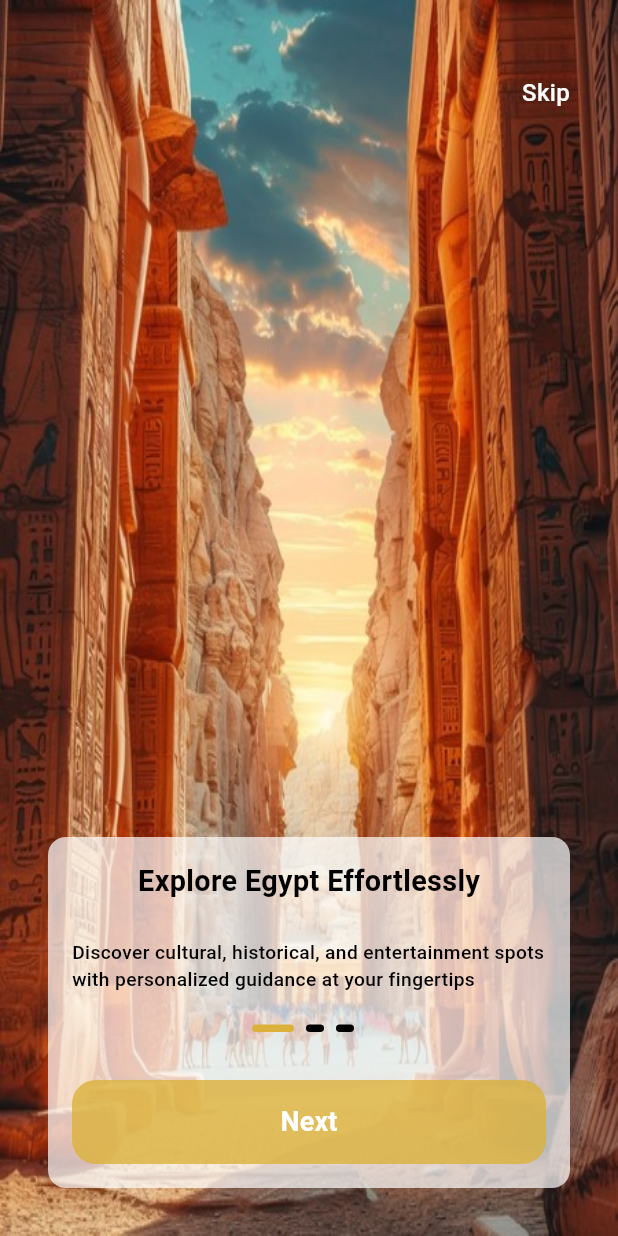
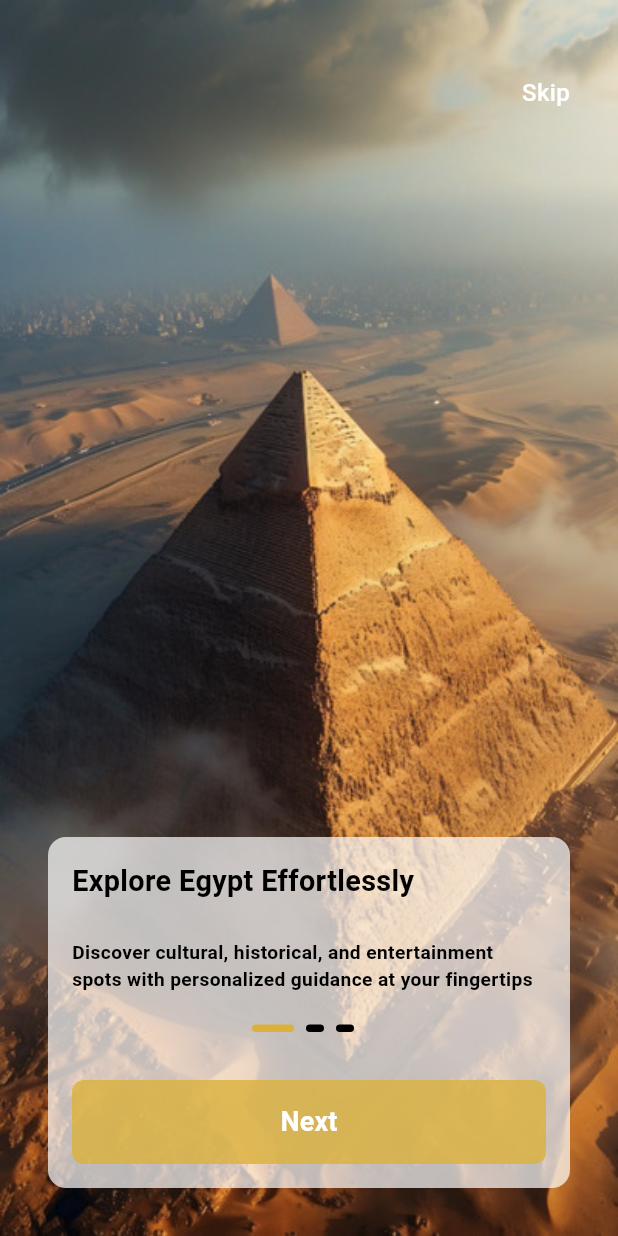
Before and after one commit to Nabil-Gabr/Iteru-App, a Flutter app: the CodeValidationView screen opened by its route, after a tap on "Check the code", on a phone screen of 412 x 824 dp. Run offline on Flutter 3.47's test engine with Material 3 defaults, Android fonts, the phone set to English and light mode, and no system bars; our stand-ins replace flutter_svg, pin_code_fields, shared_preferences; accounts and stored records are empty.

Commit message:
add image pyramids to onboarding

```diff
--- a/lib/core/utils/app_images.dart
+++ b/lib/core/utils/app_images.dart
@@ -30,6 +30,10 @@ class Assets {
   /// assets/images/google_logo.svg
   static const String imagesGoogleLogo = "assets/images/google_logo.svg";
 
+  /// Assets for imagesPyramids
+  /// assets/images/Pyramids.jpg
+  static const String imagesPyramids = "assets/images/Pyramids.jpg";
+
   /// Assets for imagesWhatsAppImage
   /// assets/images/whats_app_image.png
   static const String imagesWhatsAppImage = "assets/images/whats_app_image.png";
--- a/lib/core/utils/app_text_styles.dart
+++ b/lib/core/utils/app_text_styles.dart
@@ -18,6 +18,34 @@ abstract class AppTextStyles {
     return TextStyle(
       color: AppColors.blackColor,
       fontSize: getResponsiveFontSize(context, fontSize: 16),
+      //   fontFamily: 'Montserrat',
+      fontWeight: FontWeight.w500,
+    );
+  }
+
+  static TextStyle semiBold16(BuildContext context) {
+    return TextStyle(
+      color: AppColors.captionColor,
+      fontSize: getResponsiveFontSize(context, fontSize: 16),
+      //   fontFamily: 'Montserrat',
+      fontWeight: FontWeight.w600,
+    );
+  }
+
+  static TextStyle bold16(BuildContext context) {
+    return TextStyle(
+      color: AppColors.blackColor,
+      fontSize: getResponsiveFontSize(context, fontSize: 16),
+      //   fontFamily: 'Montserrat',
+      fontWeight: FontWeight.w700,
+    );
+  }
+
+//fontSize = 16
+  static TextStyle medium18(BuildContext context) {
+    return TextStyle(
+      color: AppColors.blackColor,
+      fontSize: getResponsiveFontSize(context, fontSize: 18),
       //   fontFamily: 'Montserrat',
       fontWeight: FontWeight.w500,
     );
--- a/lib/core/widgets/custom_button.dart
+++ b/lib/core/widgets/custom_button.dart
@@ -20,7 +20,7 @@ class CusttomButton extends StatelessWidget {
           style: TextButton.styleFrom(
             backgroundColor: backgroundColor,
             shape:
-                RoundedRectangleBorder(borderRadius: BorderRadius.circular(16)),
+                RoundedRectangleBorder(borderRadius: BorderRadius.circular(8)),
           ),
           onPressed: onPressed,
           child: Text(
--- a/lib/modules/auth/presentation/views/widgets/code_validation_view_body.dart
+++ b/lib/modules/auth/presentation/views/widgets/code_validation_view_body.dart
@@ -45,10 +45,10 @@ class CodeValidationViewBody extends StatelessWidget {
                 ),
                 //text widget 'Please enter the 4 digit code'
                 Padding(
-                  padding: EdgeInsets.symmetric(horizontal: 16),
+                  padding: const EdgeInsets.symmetric(horizontal: 16),
                   child: Text(
                     'Please enter the 4 digit code sent to your mobile number +010123456789',
-                    style: AppTextStyles.medium16(context)
+                    style: AppTextStyles.medium18(context)
                         .copyWith(color: AppColors.captionColor),
                     textAlign: TextAlign.center,
                   ),
--- a/lib/modules/auth/presentation/views/widgets/forgot_password_view_body.dart
+++ b/lib/modules/auth/presentation/views/widgets/forgot_password_view_body.dart
@@ -47,7 +47,7 @@ class ForgotPasswordViewBody extends StatelessWidget {
                   padding: const EdgeInsets.symmetric(horizontal: 16),
                   child: Text(
                     'Don’t worry! It’s happens. Please enter the email address associated with your account.',
-                    style: AppTextStyles.medium16(context)
+                    style: AppTextStyles.medium18(context)
                         .copyWith(color: AppColors.captionColor),
                     textAlign: TextAlign.center,
                   ),
--- a/lib/modules/onboarding/presentation/views/widgets/onboarding_view_body.dart
+++ b/lib/modules/onboarding/presentation/views/widgets/onboarding_view_body.dart
@@ -39,7 +39,7 @@ class _OnboardingViewBodyState extends State<OnboardingViewBody> {
           visible: true,
           controller: pageController,
           currentPageIndex: currentPageIndex,
-          image: Assets.imagesBackgroundOnboardingScreenOne,
+          image: Assets.imagesPyramids,
           title: 'Explore Egypt Effortlessly',
           subTitle:
               'Discover cultural, historical, and entertainment spots with personalized guidance at your fingertips',
@@ -61,7 +61,7 @@ class _OnboardingViewBodyState extends State<OnboardingViewBody> {
           visible: false,
           controller: pageController,
           currentPageIndex: currentPageIndex,
-          image: Assets.imagesBackgroundOnboardingScreenThree,
+          image: Assets.imagesBackgroundOnboardingScreenOne,
           title: 'Navigate with Ease',
           subTitle:
               'Enjoy interactive maps, voice-guided tours, and seamless travel support designed just for you',
--- a/lib/modules/onboarding/presentation/views/widgets/page_view_item.dart
+++ b/lib/modules/onboarding/presentation/views/widgets/page_view_item.dart
@@ -50,6 +50,7 @@ class PageViewItem extends StatelessWidget {
                     color: AppColors.whiteColor.withOpacity(.7),
                     borderRadius: const BorderRadius.all(Radius.circular(12))),
                 child: Column(
+                  crossAxisAlignment: CrossAxisAlignment.start,
                   children: [
                     Text(
                       title,
@@ -61,7 +62,7 @@ class PageViewItem extends StatelessWidget {
                     ),
                     Text(
                       subTitle,
-                      style: AppTextStyles.medium16(context),
+                      style: AppTextStyles.bold16(context),
                       textAlign: TextAlign.start,
                     ),
                     const SizedBox(
@@ -78,7 +79,7 @@ class PageViewItem extends StatelessWidget {
                       children: [
                         Expanded(
                           child: CusttomButton(
-                            text: currentPageIndex == 2 ? 'Start' : 'Next',
+                            text: currentPageIndex == 2 ? 'Get Started' : 'Next',
                             backgroundColor:
                                 AppColors.primaryColor.withOpacity(.8),
                             textColor: AppColors.whiteColor,
```
Also changed, not shown: lib/modules/auth/presentation/views/widgets/terms_and_condition.dart (+3 -4 lines), assets/images/Pyramids.jpg (added).
